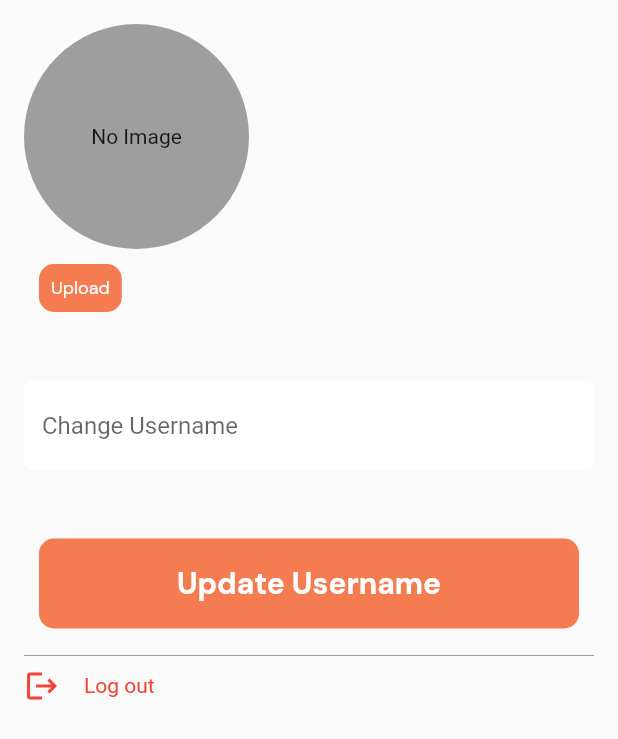
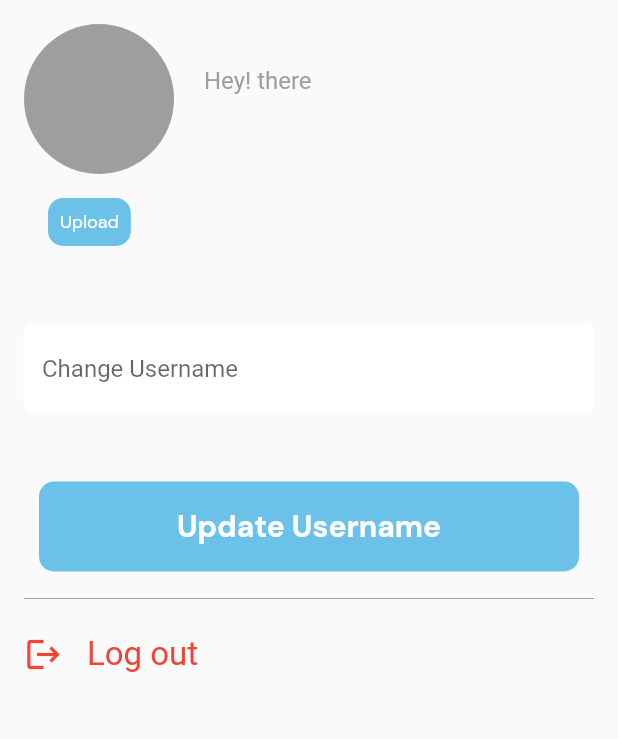
Before and after one commit to TESLA2402/Supabase_Flutter, a Flutter app: the ProfileScreen widget shown alone on an empty page, opened directly, on a phone screen of 412 x 824 dp. Shown: the top 739 px of the screen. Run offline on Flutter 3.47's test engine with Material 2 defaults, Android fonts, the light colour scheme and no system bars; our stand-ins replace cached_network_image, curved_navigation_bar, google_fonts, image_picker, shared_preferences, supabase_flutter and 1 more; accounts and stored records are empty; network calls fail; Roboto replaces fonts that are missing (Alata, Tinos).

Commit message:
improved UI

```diff
--- a/flutter_supabase/lib/constants/colors.dart
+++ b/flutter_supabase/lib/constants/colors.dart
@@ -5,4 +5,6 @@ class AppColors {
   static const Color backgroundYellow = Color(0xFFFFFEF6);
   static const Color secondary = Color(0xFF1F1F29);
   static const Color signIn = Color(0xFFFFF2E0);
+  static const Color buttonColor = Color(0xFF89CFF0);
+  static const Color button = Color.fromARGB(255, 108, 193, 233);
 }
--- a/flutter_supabase/lib/main.dart
+++ b/flutter_supabase/lib/main.dart
@@ -2,6 +2,7 @@ import 'dart:ui';
 
 import 'package:curved_navigation_bar/curved_navigation_bar.dart';
 import 'package:flutter/material.dart';
+import 'package:flutter_supabase/constants/colors.dart';
 import 'package:flutter_supabase/helper/authenticate.dart';
 import 'package:flutter_supabase/helper/shared_preferences.dart';
 import 'package:flutter_supabase/screens/categorylist.dart';
@@ -145,7 +146,7 @@ class _MainState extends State<Main> {
             color: Colors.white,
           ),
         ],
-        color: Colors.black,
+        color: AppColors.button,
         buttonBackgroundColor: Colors.black,
         backgroundColor: Colors.transparent,
         animationCurve: Curves.easeInOut,
--- a/flutter_supabase/lib/screens/newsarticle.dart
+++ b/flutter_supabase/lib/screens/newsarticle.dart
@@ -1,5 +1,3 @@
-import 'dart:async';
-
 import 'package:flutter/material.dart';
 import 'package:flutter_supabase/services/auth.dart';
 import 'package:webview_flutter/webview_flutter.dart';
@@ -14,8 +12,6 @@ class Article extends StatefulWidget {
 
 class _ArticleState extends State<Article> {
   WebViewController webViewController = WebViewController();
-  final Completer<WebViewController> _completer =
-      Completer<WebViewController>();
   @override
   Widget build(BuildContext context) {
     return Scaffold(
--- a/flutter_supabase/lib/screens/profile.dart
+++ b/flutter_supabase/lib/screens/profile.dart
@@ -1,6 +1,9 @@
 import 'package:flutter/material.dart';
+import 'package:flutter_supabase/constants/colors.dart';
 import 'package:flutter_supabase/constants/constants.dart';
 import 'package:flutter_supabase/constants/typography.dart';
+import 'package:flutter_supabase/helper/authenticate.dart';
+import 'package:flutter_supabase/services/auth.dart';
 import 'package:flutter_supabase/services/database.dart';
 import 'package:google_fonts/google_fonts.dart';
 import 'package:image_picker/image_picker.dart';
@@ -20,7 +23,6 @@ class _ProfileScreenState extends State<ProfileScreen> {
   DatabaseMethods databaseMethods = DatabaseMethods();
   Future<void> _onUpload(String imageUrl) async {
     try {
-      final userId = supabase.auth.currentUser!.id;
       final userEmail = supabase.auth.currentUser!.email;
       await databaseMethods.updateUserInfo(userEmail!, imageUrl);
       if (mounted) {
@@ -59,7 +61,6 @@ class _ProfileScreenState extends State<ProfileScreen> {
     super.initState();
     _getProfile();
     setState(() {});
-    //_avatarUrl = databaseMethods.getUserProfile(userEmail);
   }
 
   TextEditingController userNameTextEditingController = TextEditingController();
@@ -69,18 +70,31 @@ class _ProfileScreenState extends State<ProfileScreen> {
       child: Column(
         children: [
           Row(
+            crossAxisAlignment: CrossAxisAlignment.start,
             children: [
               Avatar(
                 imageUrl: _avatarUrl,
                 onUpload: _onUpload,
               ),
               const SizedBox(
-                width: 16,
+                width: 20,
               ),
+              Column(
+                crossAxisAlignment: CrossAxisAlignment.start,
+                children: [
                   Text(
                     userNameTextEditingController.text.toUpperCase(),
                     style: GoogleFonts.tinos(
                         fontWeight: FontWeight.w500, fontSize: 24),
+                  ),
+                  Text(
+                    "Hey! there",
+                    style: GoogleFonts.tinos(
+                        fontWeight: FontWeight.w400,
+                        fontSize: 16,
+                        color: Colors.grey),
+                  ),
+                ],
               )
             ],
           ),
@@ -127,7 +141,7 @@ class _ProfileScreenState extends State<ProfileScreen> {
                 height: 60,
                 decoration: BoxDecoration(
                   borderRadius: BorderRadius.circular(10),
-                  color: const Color(0xffF57C51),
+                  color: AppColors.button,
                 ),
                 child: Center(
                   child: Text("Update Username",
@@ -140,20 +154,32 @@ class _ProfileScreenState extends State<ProfileScreen> {
           const Divider(
             color: Colors.grey,
           ),
-          Row(
+          const SizedBox(
+            height: 16,
+          ),
+          GestureDetector(
+            onTap: () async {
+              AuthService authService = AuthService();
+              await authService.signOut();
+              Navigator.pushReplacement(context,
+                  MaterialPageRoute(builder: (context) => Authenticate()));
+            },
+            child: Row(
               children: [
                 const Icon(
                   Icons.logout,
                   color: Colors.red,
+                  size: 26,
                 ),
                 const SizedBox(
                   width: 16,
                 ),
                 Text(
                   "Log out",
-                style: GoogleFonts.alata(color: Colors.red),
+                  style: GoogleFonts.alata(color: Colors.red, fontSize: 22),
                 )
               ],
+            ),
           )
         ],
       ),
@@ -184,14 +210,9 @@ class _AvatarState extends State<Avatar> {
       children: [
         Row(children: [
           if (widget.imageUrl == null || widget.imageUrl!.isEmpty)
-            Container(
-              width: 150,
-              height: 150,
-              decoration: BoxDecoration(
-                  borderRadius: BorderRadius.circular(100), color: Colors.grey),
-              child: const Center(
-                child: Text('No Image'),
-              ),
+            const CircleAvatar(
+              radius: 50,
+              backgroundColor: Colors.grey,
             )
           else
             CircleAvatar(
@@ -200,17 +221,15 @@ class _AvatarState extends State<Avatar> {
         GestureDetector(
           onTap: _isLoading ? null : _upload,
           child: Padding(
-            padding: const EdgeInsets.all(10.0),
+            padding: const EdgeInsets.all(16.0),
             child: Row(
               mainAxisSize: MainAxisSize.min,
               children: [
                 Container(
-                  //height: 60,
                   padding: const EdgeInsets.all(8),
                   decoration: BoxDecoration(
                       borderRadius: BorderRadius.circular(10),
-                    color: const Color(0xffF57C51),
-                  ),
+                      color: AppColors.button),
                   child: Center(
                     child: Text("Upload",
                         style: AppTypography.textMd.copyWith(
--- a/flutter_supabase/lib/services/database.dart
+++ b/flutter_supabase/lib/services/database.dart
@@ -1,4 +1,3 @@
-import 'package:flutter_supabase/constants/constants.dart';
 import 'package:supabase_flutter/supabase_flutter.dart';
 
 class DatabaseMethods {
```
Also changed, not shown: flutter_supabase/lib/screens/Authentication/login.dart (+4 -5 lines), flutter_supabase/lib/screens/Authentication/signUp.dart (+4 -3 lines). Lines whose indentation alone changed are shown as unchanged.
